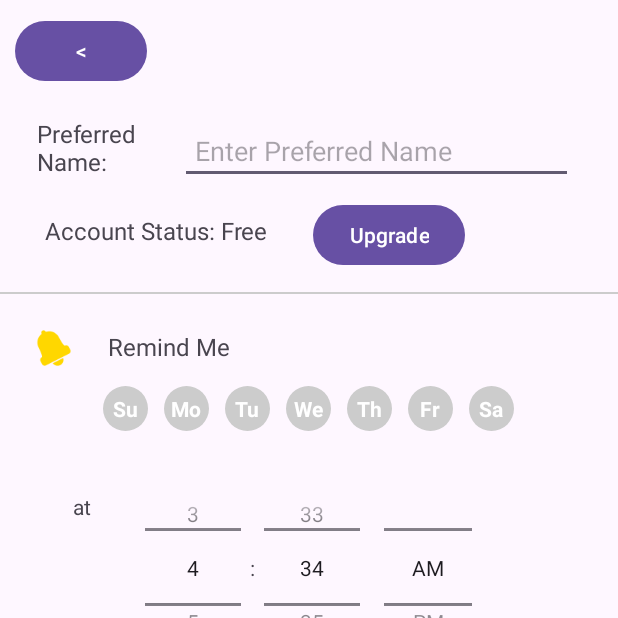
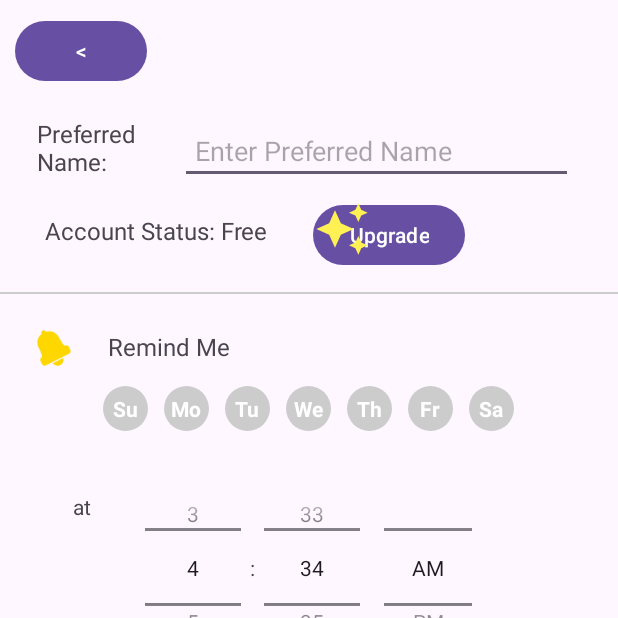
Before and after one commit to CPEN321APKGenerators/CPEN321Project, an Android app built with Jetpack Compose: the ProfileManagement screen opened directly, with no data from a screen before it, on a phone screen of 412 x 824 dp, the top half of it. Run offline under Robolectric (Android 15) with nearby library versions, the phone set to English and light mode, and no system bars; libraries missing offline, so code that uses them is left out: com.github.kittinunf.fuel, com.github.kittinunf.result, com.stripe.android; 2 statements that could not run were skipped.

Commit message:
added a star icon

```diff
--- a/Frontend/app/src/main/java/com/example/cpen321project/ProfileManagement.kt
+++ b/Frontend/app/src/main/java/com/example/cpen321project/ProfileManagement.kt
@@ -528,7 +528,9 @@ class ProfileManagement : AppCompatActivity() {
                 "Account Status: Premium"
             findViewById<Button>(R.id.profile_upgrade_button).visibility =
                 View.GONE
+            findViewById<ImageView>(R.id.stars_icon).visibility = View.VISIBLE
         } else {
+            findViewById<ImageView>(R.id.stars_icon).visibility = View.GONE
             findViewById<TextView>(R.id.profile_account_status).text =
                 "Account Status: Free"
         }
@@ -623,6 +625,7 @@ class ProfileManagement : AppCompatActivity() {
                 Log.d(TAG, "Completed")
                 findViewById<Button>(R.id.profile_upgrade_button).visibility = View.GONE
                 findViewById<TextView>(R.id.profile_account_status).setText("Account Status: Premium")
+                findViewById<ImageView>(R.id.stars_icon).visibility = View.VISIBLE
                 //postrequest to make the user paid
                 //User_paid_to_premium()
             }
--- /dev/null
+++ b/Frontend/app/src/main/res/drawable/ic_stars.xml
@@ -0,0 +1,5 @@
+<vector xmlns:android="http://schemas.android.com/apk/res/android" android:height="24dp" android:tint="#FFF154" android:viewportHeight="24" android:viewportWidth="24" android:width="24dp">
+
+    <path android:fillColor="@android:color/white" android:pathData="M19,9l1.25,-2.75L23,5l-2.75,-1.25L19,1l-1.25,2.75L15,5l2.75,1.25L19,9zM11.5,9.5L9,4 6.5,9.5 1,12l5.5,2.5L9,20l2.5,-5.5L17,12l-5.5,-2.5zM19,15l-1.25,2.75L15,19l2.75,1.25L19,23l1.25,-2.75L23,19l-2.75,-1.25L19,15z"/>
+
+</vector>
--- a/Frontend/app/src/main/res/layout/activity_profile_management.xml
+++ b/Frontend/app/src/main/res/layout/activity_profile_management.xml
@@ -61,7 +61,22 @@
             app:layout_constraintStart_toEndOf="@id/profile_account_status"
             app:layout_constraintTop_toBottomOf="@id/profile_name_input" />
 
+        <!-- stars (visible only if paid) -->
+
         <!-- Separator Line -->
+
+        <ImageView
+            android:id="@+id/stars_icon"
+            android:layout_width="37dp"
+            android:layout_height="41dp"
+            android:layout_marginTop="132dp"
+            android:src="@drawable/ic_stars"
+            android:visibility="visible"
+            app:layout_constraintEnd_toEndOf="parent"
+            app:layout_constraintHorizontal_bias="0.157"
+            app:layout_constraintStart_toEndOf="@+id/profile_account_status"
+            app:layout_constraintTop_toTopOf="parent" />
+
         <View
             android:id="@+id/profile_separator_1"
             android:layout_width="0dp"
```
